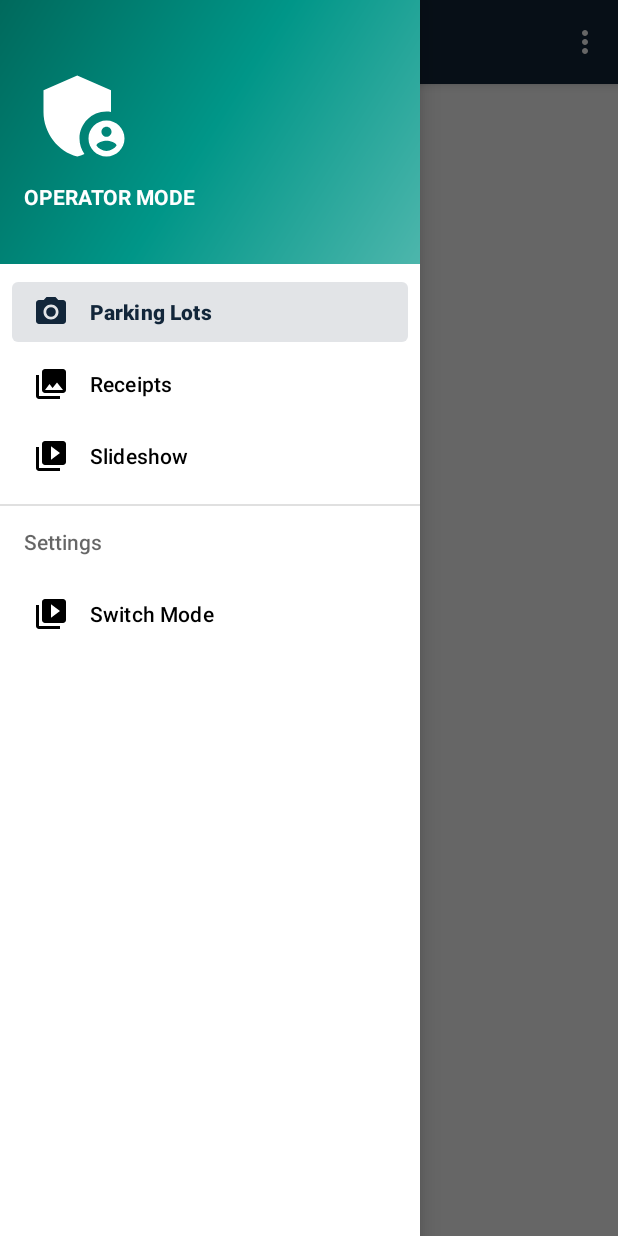
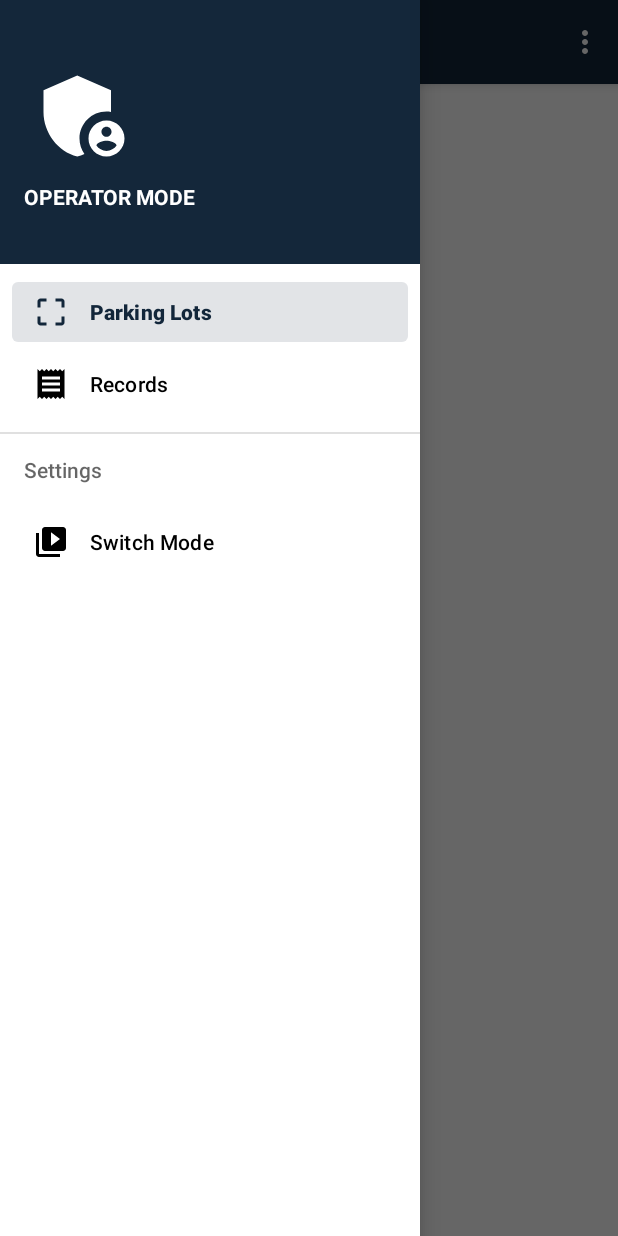
Before and after one commit to SheenAmol141/ParkingManagerDrawer, an Android app: the OperatorActivity screen opened directly, with no data from a screen before it, with the side drawer open, on a phone screen of 412 x 824 dp. Run offline under Robolectric (Android 15) with nearby library versions, the phone set to English and light mode, and no system bars; our stand-ins replace Firebase (no records; nobody signed in at launch, a user with empty details on screens opened directly), navigation-ui.

```diff
--- /dev/null
+++ b/app/src/main/res/drawable/baseline_car_rental_24white.xml
@@ -0,0 +1,6 @@
+<vector android:height="80dp" android:tint="#FFFFFF"
+    android:viewportHeight="24" android:viewportWidth="24"
+    android:width="80dp" xmlns:android="http://schemas.android.com/apk/res/android">
+    <path android:fillColor="@android:color/white" android:pathData="M16.39,9H7.61C7.18,9 6.8,9.28 6.66,9.68l-1.66,5v6.81C5,21.78 5.23,22 5.5,22h1C6.78,22 7,21.78 7,21.5V20h10v1.5c0,0.28 0.22,0.5 0.5,0.5h1c0.28,0 0.5,-0.22 0.5,-0.5v-6.81l-1.66,-5C17.2,9.28 16.82,9 16.39,9zM7.78,18c-0.68,0 -1.22,-0.54 -1.22,-1.22s0.54,-1.22 1.22,-1.22S9,16.11 9,16.78S8.46,18 7.78,18zM16.22,18C15.55,18 15,17.46 15,16.78s0.54,-1.22 1.22,-1.22s1.22,0.54 1.22,1.22S16.9,18 16.22,18zM6.29,14l1.33,-4h8.78l1.33,4H6.29z"/>
+    <path android:fillColor="@android:color/white" android:pathData="M10.83,3C10.41,1.83 9.3,1 8,1C6.34,1 5,2.34 5,4c0,1.65 1.34,3 3,3c1.3,0 2.41,-0.84 2.83,-2H16v2h2V5h1V3H10.83zM8,5C7.45,5 7,4.55 7,4s0.45,-1 1,-1s1,0.45 1,1S8.55,5 8,5z"/>
+</vector>
--- /dev/null
+++ b/app/src/main/res/drawable/baseline_crop_free_24blue.xml
@@ -0,0 +1,5 @@
+<vector android:height="24dp" android:tint="#14273A"
+    android:viewportHeight="24" android:viewportWidth="24"
+    android:width="24dp" xmlns:android="http://schemas.android.com/apk/res/android">
+    <path android:fillColor="@android:color/white" android:pathData="M3,5v4h2L5,5h4L9,3L5,3c-1.1,0 -2,0.9 -2,2zM5,15L3,15v4c0,1.1 0.9,2 2,2h4v-2L5,19v-4zM19,19h-4v2h4c1.1,0 2,-0.9 2,-2v-4h-2v4zM19,3h-4v2h4v4h2L21,5c0,-1.1 -0.9,-2 -2,-2z"/>
+</vector>
--- /dev/null
+++ b/app/src/main/res/drawable/baseline_receipt_24.xml
@@ -0,0 +1,5 @@
+<vector android:height="24dp" android:tint="#14273A"
+    android:viewportHeight="24" android:viewportWidth="24"
+    android:width="24dp" xmlns:android="http://schemas.android.com/apk/res/android">
+    <path android:fillColor="@android:color/white" android:pathData="M18,17L6,17v-2h12v2zM18,13L6,13v-2h12v2zM18,9L6,9L6,7h12v2zM3,22l1.5,-1.5L6,22l1.5,-1.5L9,22l1.5,-1.5L12,22l1.5,-1.5L15,22l1.5,-1.5L18,22l1.5,-1.5L21,22L21,2l-1.5,1.5L18,2l-1.5,1.5L15,2l-1.5,1.5L12,2l-1.5,1.5L9,2 7.5,3.5 6,2 4.5,3.5 3,2v20z"/>
+</vector>
--- /dev/null
+++ b/app/src/main/res/drawable/baseline_receipt_30.xml
@@ -0,0 +1,5 @@
+<vector android:height="30dp" android:tint="#14273A"
+    android:viewportHeight="24" android:viewportWidth="24"
+    android:width="30dp" xmlns:android="http://schemas.android.com/apk/res/android">
+    <path android:fillColor="@android:color/white" android:pathData="M18,17L6,17v-2h12v2zM18,13L6,13v-2h12v2zM18,9L6,9L6,7h12v2zM3,22l1.5,-1.5L6,22l1.5,-1.5L9,22l1.5,-1.5L12,22l1.5,-1.5L15,22l1.5,-1.5L18,22l1.5,-1.5L21,22L21,2l-1.5,1.5L18,2l-1.5,1.5L15,2l-1.5,1.5L12,2l-1.5,1.5L9,2 7.5,3.5 6,2 4.5,3.5 3,2v20z"/>
+</vector>
--- /dev/null
+++ b/app/src/main/res/drawable/baseline_receipt_45.xml
@@ -0,0 +1,5 @@
+<vector android:height="45dp" android:tint="#14273A"
+    android:viewportHeight="24" android:viewportWidth="24"
+    android:width="45dp" xmlns:android="http://schemas.android.com/apk/res/android">
+    <path android:fillColor="@android:color/white" android:pathData="M18,17L6,17v-2h12v2zM18,13L6,13v-2h12v2zM18,9L6,9L6,7h12v2zM3,22l1.5,-1.5L6,22l1.5,-1.5L9,22l1.5,-1.5L12,22l1.5,-1.5L15,22l1.5,-1.5L18,22l1.5,-1.5L21,22L21,2l-1.5,1.5L18,2l-1.5,1.5L15,2l-1.5,1.5L12,2l-1.5,1.5L9,2 7.5,3.5 6,2 4.5,3.5 3,2v20z"/>
+</vector>
--- a/app/src/main/res/layout/nav_header_operator.xml
+++ b/app/src/main/res/layout/nav_header_operator.xml
@@ -3,7 +3,7 @@
     xmlns:app="http://schemas.android.com/apk/res-auto"
     android:layout_width="match_parent"
     android:layout_height="@dimen/nav_header_height"
-    android:background="@drawable/side_nav_bar"
+    android:background="@drawable/back"
     android:gravity="bottom"
     android:orientation="vertical"
     android:paddingLeft="@dimen/activity_horizontal_margin"
--- a/app/src/main/res/menu/operator.xml
+++ b/app/src/main/res/menu/operator.xml
@@ -6,16 +6,13 @@
     <group android:checkableBehavior="single">
         <item
             android:id="@+id/parkListFragment"
-            android:icon="@drawable/ic_menu_camera"
+            android:icon="@drawable/baseline_crop_free_24blue"
             android:title="Parking Lots" />
         <item
             android:id="@+id/receiptsFragment"
-            android:icon="@drawable/ic_menu_gallery"
-            android:title="Receipts" />
-        <item
-            android:id="@+id/nav_slideshow"
-            android:icon="@drawable/ic_menu_slideshow"
-            android:title="@string/menu_slideshow" />
+            android:icon="@drawable/baseline_receipt_24"
+            android:title="Records" />
+
     </group>
     <item android:title="Settings">
         <menu>
--- a/app/src/main/res/values/strings.xml
+++ b/app/src/main/res/values/strings.xml
@@ -52,4 +52,6 @@ Tap next or swipe the screen to the left to continue.</string>
     <string name="total_time_parked">Total Time Parked</string>
     <string name="total_price">Total Price</string>
     <string name="customer_payed_upload_receipt_to_database">Customer Payed - Upload Receipt to Database</string>
+    <string name="parking_spot_code">Parking Spot Code</string>
+    <string name="submit">Submit</string>
 </resources>
```
Also changed, not shown: app/src/main/res/layout/activity_show_receipt.xml (+14 -0 lines), app/src/main/res/layout/fragment_home.xml (+5 -3 lines), app/src/main/res/layout/nav_header_main.xml (+8 -4 lines), app/src/main/res/drawable/back.png (added).
